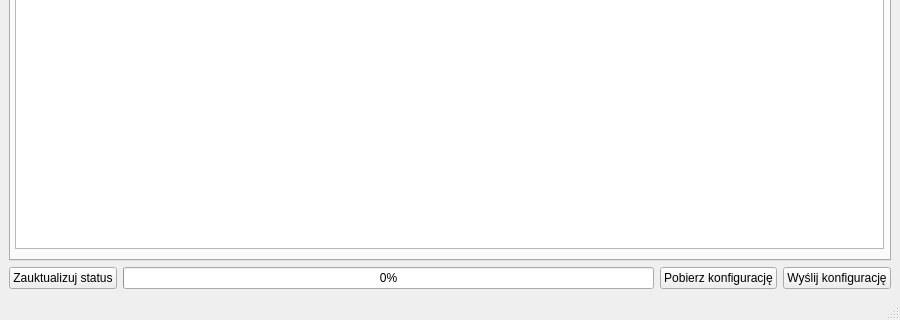
musashimm/aquamatcontrol, file src/mainWindow.ui: the form before one commit; both pictures show x 0 to 900 and y 300 to 620 of the 900 by 620 pixel window.
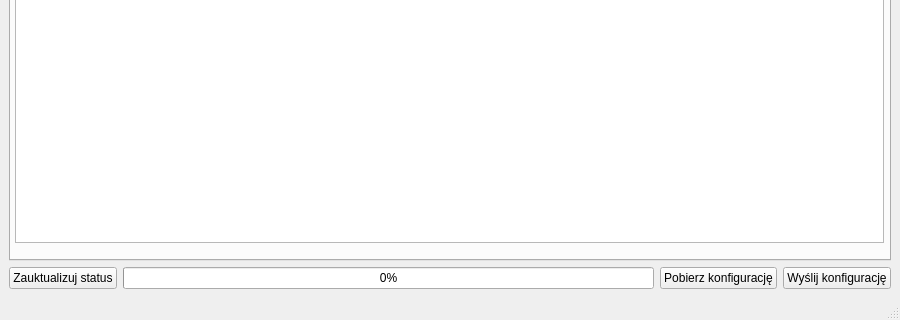
The form after the commit. The open tabs and pages were chosen to show the change. Icons and pictures are not drawn.

```diff
--- a/src/mainWindow.ui
+++ b/src/mainWindow.ui
@@ -1259,7 +1259,7 @@
             <x>4</x>
             <y>206</y>
             <width>869</width>
-            <height>289</height>
+            <height>283</height>
            </rect>
           </property>
           <property name="wordWrap">
```
Left out of the diff: 8 changed lines with no effect on the pictures.
